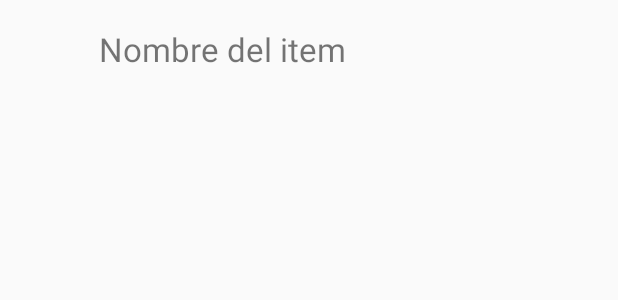
After one commit to Jael-Castillo/CursoUpiicsa, an Android app: the layout item_rc.xml on its own in the app's theme, with its tools: preview values and no code run, on a phone screen of 412 x 824 dp. The commit adds this screen. Shown: the top 300 px of the screen. Run offline under Robolectric (Android 15) with nearby library versions, the phone set to English and light mode, and no system bars.

Commit message:
add adapter and itemRc pojo and layout

```diff
--- a/Listas/app/build.gradle
+++ b/Listas/app/build.gradle
@@ -24,4 +24,5 @@ dependencies {
     testCompile 'junit:junit:4.12'
     compile 'com.android.support:appcompat-v7:24.1.0'
     compile 'com.android.support:design:24.1.0'
+    compile 'com.android.support:recyclerview-v7:24.1.0'
 }
--- /dev/null
+++ b/Listas/app/src/main/res/layout/item_rc.xml
@@ -0,0 +1,21 @@
+<?xml version="1.0" encoding="utf-8"?>
+<LinearLayout xmlns:android="http://schemas.android.com/apk/res/android"
+    android:layout_width="match_parent"
+    android:layout_height="wrap_content"
+    android:gravity="center_vertical"
+    android:orientation="horizontal">
+
+    <ImageView
+        android:id="@+id/imgItem"
+        android:layout_width="46dp"
+        android:layout_height="46dp"
+        android:layout_margin="10dp" />
+
+    <TextView
+        android:id="@+id/txtItem"
+        android:layout_width="wrap_content"
+        android:layout_height="wrap_content"
+        android:text="Nombre del item"
+        android:textSize="22sp" />
+
+</LinearLayout>
```
Also changed, not shown: Listas/app/src/main/java/itokcenter/com/listas/AdapterRC.java (added, +42 -0 lines), Listas/app/src/main/java/itokcenter/com/listas/ItemRc.java (added, +31 -0 lines), Listas/app/src/main/res/layout/activity_main.xml (+3 -7 lines).
